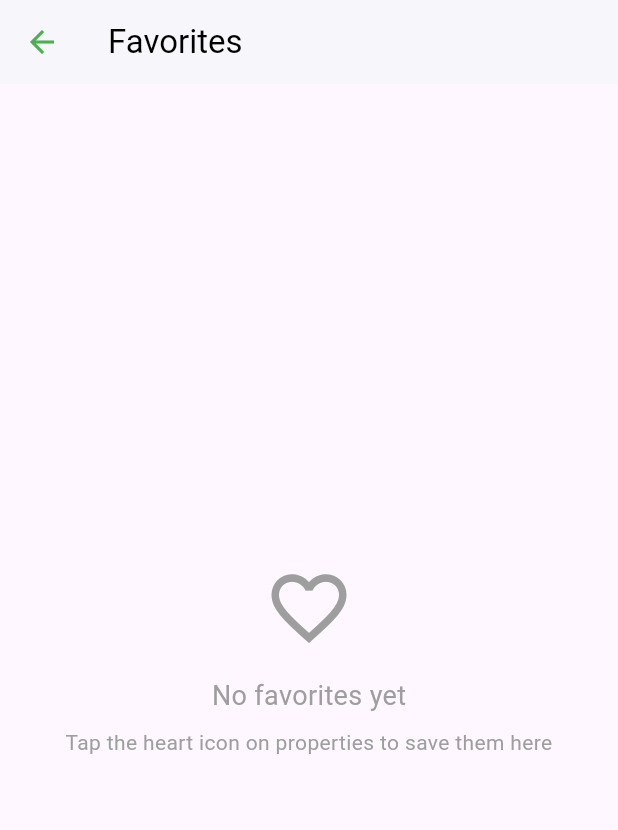
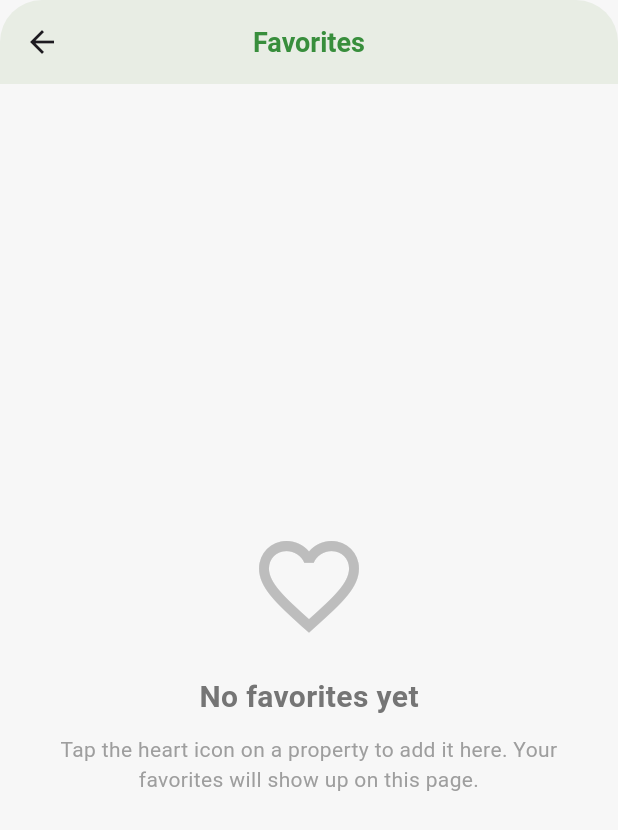
Before and after one commit to ashib11/Nestmate, a Flutter app: the FavoritesScreen screen opened directly, on a phone screen of 412 x 824 dp. Shown: the top 830 px of the screen. Run offline on Flutter 3.47's test engine with Material 3 defaults, Android fonts, the phone set to English and light mode, and no system bars; our stand-ins replace cloud_firestore, firebase_auth, firebase_core, flutter_svg, image_picker, lottie and 1 more; missing offline and left inert: firestore_cache; accounts and stored records are empty.

Commit message:
updated favorites

```diff
--- a/lib/screens/favorites_screen.dart
+++ b/lib/screens/favorites_screen.dart
@@ -11,83 +11,135 @@ class FavoritesScreen extends StatelessWidget {
     final favoriteProperties = favoritesProvider.favoriteProperties;
 
     return Scaffold(
+      backgroundColor: const Color(0xFFF7F7F7),
       appBar: AppBar(
-        title: Text('Favorites', style: TextStyle(color: Colors.black)),
-        backgroundColor: Colors.white,
-        elevation: 1,
-        iconTheme: IconThemeData(color: Colors.green),
+        backgroundColor: Color(0xFFF1F8E9),
+        elevation: 2,
+        centerTitle: true,
+        title: Text(
+          'Favorites',
+          style: TextStyle(
+            color: Color(0xFF388E3C),
+            fontWeight: FontWeight.bold,
+            fontSize: 18,
+          ),
+        ),
+        shape: RoundedRectangleBorder(
+          borderRadius: BorderRadius.vertical(
+            // top: Radius.circular(28),
+              top: Radius.elliptical(28, 28)
+          ),
+        ),
+        toolbarHeight: 56,
       ),
       body: favoriteProperties.isEmpty
-          ? Center(
-        child: Column(
-          mainAxisAlignment: MainAxisAlignment.center,
-          children: [
-            Icon(Icons.favorite_border, size: 60, color: Colors.grey),
-            SizedBox(height: 16),
-            Text(
-              'No favorites yet',
-              style: TextStyle(fontSize: 18, color: Colors.grey),
-            ),
-            SizedBox(height: 8),
-            Text(
-              'Tap the heart icon on properties to save them here',
-              textAlign: TextAlign.center,
-              style: TextStyle(color: Colors.grey),
+          ? _buildEmptyState()
+          : ListView.builder(
+        padding: const EdgeInsets.symmetric(horizontal: 12, vertical: 8),
+        itemCount: favoriteProperties.length,
+        itemBuilder: (context, index) {
+          final property = favoriteProperties[index];
+          return Container(
+            margin: const EdgeInsets.symmetric(vertical: 10),
+            decoration: BoxDecoration(
+              color: Colors.white,
+              borderRadius: BorderRadius.circular(16),
+              boxShadow: [
+                BoxShadow(
+                  color: Colors.grey.withOpacity(0.1),
+                  spreadRadius: 2,
+                  blurRadius: 6,
+                  offset: const Offset(0, 3),
                 ),
               ],
             ),
-      )
-          : ListView.builder(
-        itemCount: favoriteProperties.length,
-        itemBuilder: (context, index) {
-          final property = favoriteProperties[index];
-          return Column(
+            child: Column(
               children: [
                 _buildUserInfo(property, context),
                 PropertyCard(property: property),
               ],
+            ),
           );
         },
       ),
     );
   }
 
+  Widget _buildEmptyState() {
+    return Center(
+      child: Padding(
+        padding: const EdgeInsets.symmetric(horizontal: 30),
+        child: Column(
+          mainAxisAlignment: MainAxisAlignment.center,
+          children: [
+            Icon(Icons.favorite_border, size: 80, color: Colors.grey.shade400),
+            const SizedBox(height: 20),
+            Text(
+              'No favorites yet',
+              style: TextStyle(
+                fontSize: 20,
+                fontWeight: FontWeight.w600,
+                color: Colors.grey.shade600,
+              ),
+            ),
+            const SizedBox(height: 10),
+            Text(
+              'Tap the heart icon on a property to add it here. Your favorites will show up on this page.',
+              textAlign: TextAlign.center,
+              style: TextStyle(fontSize: 14, color: Colors.grey.shade500),
+            ),
+          ],
+        ),
+      ),
+    );
+  }
+
   Widget _buildUserInfo(Property property, BuildContext context) {
-    final favoritesProvider = Provider.of<FavoritesProvider>(context, listen: false);
+    final favoritesProvider =
+    Provider.of<FavoritesProvider>(context, listen: false);
 
     return Padding(
-      padding: const EdgeInsets.symmetric(horizontal: 16.0, vertical: 8.0),
+      padding: const EdgeInsets.symmetric(horizontal: 16.0, vertical: 12.0),
       child: Row(
+        crossAxisAlignment: CrossAxisAlignment.center,
         children: [
           CircleAvatar(
-            radius: 20,
+            radius: 24,
             backgroundImage: AssetImage(property.userImage),
           ),
-          SizedBox(width: 10),
-          Column(
+          const SizedBox(width: 12),
+          Expanded(
+            child: Column(
               crossAxisAlignment: CrossAxisAlignment.start,
               children: [
                 Text(
                   property.userName,
-                style: TextStyle(
+                  style: const TextStyle(
                     fontWeight: FontWeight.bold,
                     fontSize: 16,
                   ),
                 ),
+                const SizedBox(height: 2),
                 Text(
                   _formatTime(property.postTime),
                   style: TextStyle(
-                  color: Colors.grey,
+                    color: Colors.grey.shade500,
                     fontSize: 12,
                   ),
                 ),
               ],
             ),
-          Spacer(),
+          ),
           IconButton(
-            icon: Icon(Icons.favorite, color: Colors.red),
+            icon: const Icon(Icons.favorite_rounded, color: Colors.red),
             onPressed: () {
               favoritesProvider.removeFromFavorites(property);
+              ScaffoldMessenger.of(context).showSnackBar(
+                const SnackBar(
+                  content: Text('Removed from favorites'),
+                  duration: Duration(seconds: 2),
+                ),
+              );
             },
           ),
         ],
```
Lines whose indentation alone changed are shown as unchanged.
